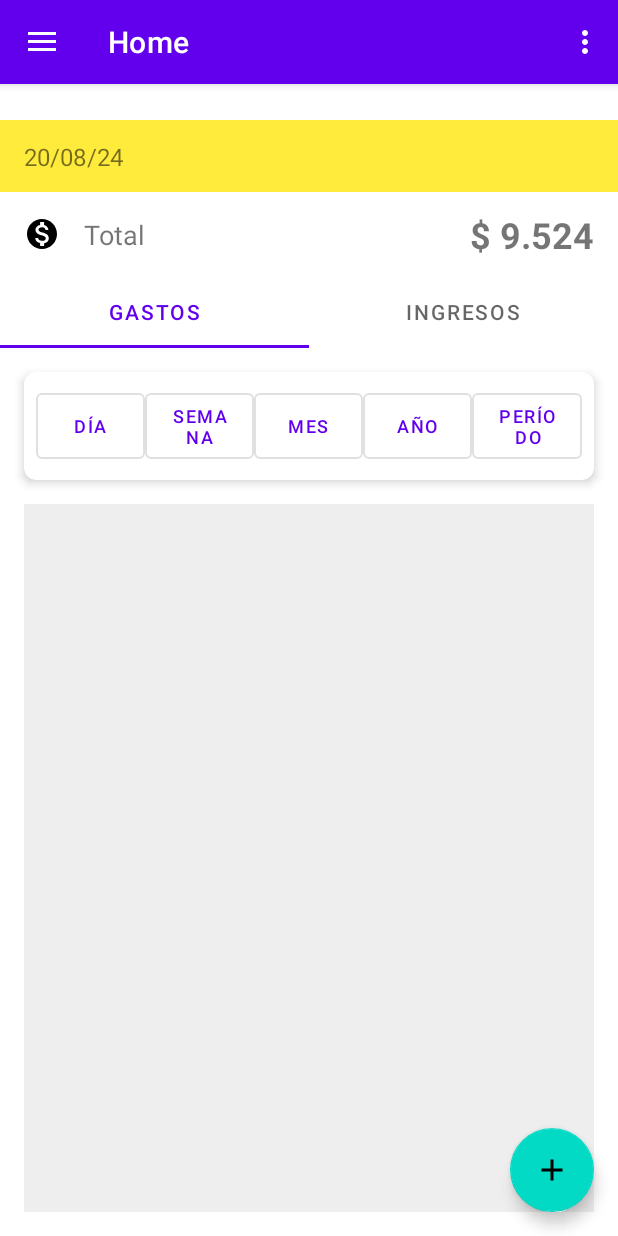
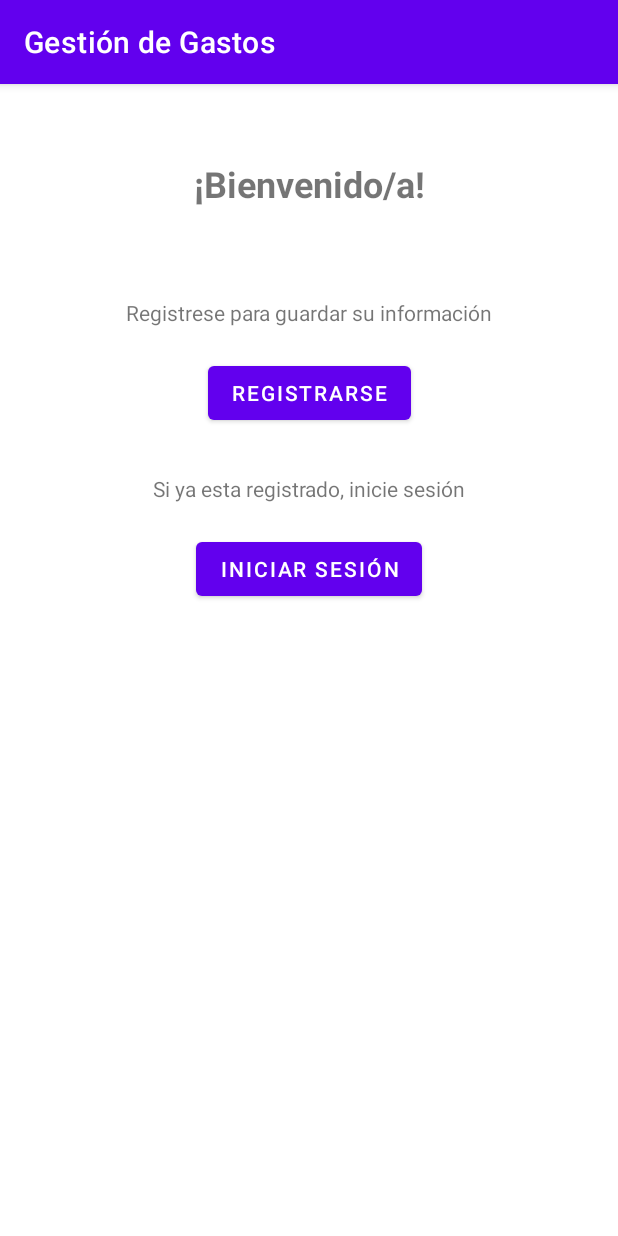
Before and after one commit to spoleschi/GestionGastos, an Android app: the screen it shows after launch (MainActivity before the commit, WelcomeActivity after it), on a phone screen of 412 x 824 dp. Run offline under Robolectric (Android 15) with nearby library versions, the phone set to English and light mode, and no system bars.

Commit message:
Agrego pantallas Welcome y Login y cambio HomeFragment con vista de gastos/ingresos

```diff
--- /dev/null
+++ b/app/src/main/java/com/example/myapplication4/WelcomeActivity.kt
@@ -0,0 +1,30 @@
+package com.example.myapplication4
+
+import android.content.Intent
+import android.os.Bundle
+import android.widget.Button
+import android.widget.Toast
+import androidx.appcompat.app.AppCompatActivity
+import com.example.myapplication4.R
+
+class WelcomeActivity : AppCompatActivity() {
+    override fun onCreate(savedInstanceState: Bundle?) {
+        super.onCreate(savedInstanceState)
+        setContentView(R.layout.activity_welcome)
+
+        val registerButton: Button = findViewById(R.id.registerButton)
+        val loginButton: Button = findViewById(R.id.loginButton)
+
+        registerButton.setOnClickListener {
+            Toast.makeText(this, "Registro iniciado", Toast.LENGTH_SHORT).show()
+            // Aquí iría la lógica para iniciar el proceso de registro
+        }
+
+        loginButton.setOnClickListener {
+            Toast.makeText(this, "Inicio de sesión iniciado", Toast.LENGTH_SHORT).show()
+            // Aquí iría la lógica para iniciar el proceso de inicio de sesión
+            val intent = Intent(this, LoginActivity::class.java)
+            startActivity(intent)
+        }
+    }
+}
--- a/app/src/main/java/com/example/myapplication4/ui/home/HomeFragment.kt
+++ b/app/src/main/java/com/example/myapplication4/ui/home/HomeFragment.kt
@@ -8,13 +8,12 @@ import android.widget.TextView
 import androidx.fragment.app.Fragment
 import androidx.lifecycle.ViewModelProvider
 import com.example.myapplication4.databinding.FragmentHomeBinding
+import java.text.SimpleDateFormat
+import java.util.*
 
 class HomeFragment : Fragment() {
 
     private var _binding: FragmentHomeBinding? = null
-
-    // This property is only valid between onCreateView and
-    // onDestroyView.
     private val binding get() = _binding!!
 
     override fun onCreateView(
@@ -22,17 +21,30 @@ class HomeFragment : Fragment() {
         container: ViewGroup?,
         savedInstanceState: Bundle?
     ): View {
-        val homeViewModel =
-            ViewModelProvider(this).get(HomeViewModel::class.java)
+        _binding = FragmentHomeBinding.inflate(inflater, container, false)
+        return binding.root
+    }
 
-        _binding = FragmentHomeBinding.inflate(inflater, container, false)
-        val root: View = binding.root
+    override fun onViewCreated(view: View, savedInstanceState: Bundle?) {
+        super.onViewCreated(view, savedInstanceState)
 
-        val textView: TextView = binding.textHome
-        homeViewModel.text.observe(viewLifecycleOwner) {
-            textView.text = it
-        }
-        return root
+        // Obtener referencia al TextView
+        val dateText = binding.dateText
+
+        // Obtener la fecha actual y formatearla
+        val currentDate = Calendar.getInstance().time
+        val dateFormat = SimpleDateFormat("dd/MM/yy")
+        val formattedDate = dateFormat.format(currentDate)
+
+        // Asignar la fecha formateada al TextView
+        dateText.text = formattedDate
+
+        // Aquí deberíamos agregar lógica adicional para interactuar con los elementos de la vista
+        // Por ejemplo, configurar el RecyclerView, manejar los clics en los botones, etc.
+
+        // Ejemplo: Configurar el RecyclerView
+        val expensesRecyclerView = binding.expensesRecyclerView
+        // ... configurar el adaptador y otros parámetros del RecyclerView
     }
 
     override fun onDestroyView() {
--- /dev/null
+++ b/app/src/main/res/layout/activity_welcome.xml
@@ -0,0 +1,76 @@
+<?xml version="1.0" encoding="utf-8"?>
+<androidx.constraintlayout.widget.ConstraintLayout xmlns:android="http://schemas.android.com/apk/res/android"
+    xmlns:app="http://schemas.android.com/apk/res-auto"
+    xmlns:tools="http://schemas.android.com/tools"
+    android:id="@+id/main"
+    android:layout_width="match_parent"
+    android:layout_height="match_parent"
+    tools:context=".WelcomeActivity">
+
+    <TextView
+        android:id="@+id/welcomeText"
+        android:layout_width="wrap_content"
+        android:layout_height="wrap_content"
+        android:layout_marginTop="50dp"
+        android:text="¡Bienvenido/a!"
+        android:textSize="24sp"
+        android:textStyle="bold"
+        app:layout_constraintEnd_toEndOf="parent"
+        app:layout_constraintStart_toStartOf="parent"
+        app:layout_constraintTop_toTopOf="parent" />
+
+    <LinearLayout
+        android:id="@+id/iconsLayout"
+        android:layout_width="wrap_content"
+        android:layout_height="wrap_content"
+        android:layout_marginTop="30dp"
+        android:orientation="horizontal"
+        app:layout_constraintEnd_toEndOf="parent"
+        app:layout_constraintStart_toStartOf="parent"
+        app:layout_constraintTop_toBottomOf="@id/welcomeText">
+
+        <!-- Añade aquí los tres ImageView para los iconos -->
+
+    </LinearLayout>
+
+    <TextView
+        android:id="@+id/registerText"
+        android:layout_width="wrap_content"
+        android:layout_height="wrap_content"
+        android:layout_marginTop="30dp"
+        android:text="Registrese para guardar su información"
+        app:layout_constraintEnd_toEndOf="parent"
+        app:layout_constraintStart_toStartOf="parent"
+        app:layout_constraintTop_toBottomOf="@id/iconsLayout" />
+
+    <Button
+        android:id="@+id/registerButton"
+        android:layout_width="wrap_content"
+        android:layout_height="wrap_content"
+        android:layout_marginTop="20dp"
+        android:text="Registrarse"
+        app:layout_constraintEnd_toEndOf="parent"
+        app:layout_constraintStart_toStartOf="parent"
+        app:layout_constraintTop_toBottomOf="@id/registerText" />
+
+    <TextView
+        android:id="@+id/loginText"
+        android:layout_width="wrap_content"
+        android:layout_height="wrap_content"
+        android:layout_marginTop="30dp"
+        android:text="Si ya esta registrado, inicie sesión"
+        app:layout_constraintEnd_toEndOf="parent"
+        app:layout_constraintStart_toStartOf="parent"
+        app:layout_constraintTop_toBottomOf="@id/registerButton" />
+
+    <Button
+        android:id="@+id/loginButton"
+        android:layout_width="wrap_content"
+        android:layout_height="wrap_content"
+        android:layout_marginTop="20dp"
+        android:text="Iniciar Sesión"
+        app:layout_constraintEnd_toEndOf="parent"
+        app:layout_constraintStart_toStartOf="parent"
+        app:layout_constraintTop_toBottomOf="@id/loginText" />
+
+</androidx.constraintlayout.widget.ConstraintLayout>
--- a/app/src/main/res/layout/fragment_home.xml
+++ b/app/src/main/res/layout/fragment_home.xml
@@ -24,7 +24,7 @@
         android:id="@+id/dateText"
         android:layout_width="wrap_content"
         android:layout_height="wrap_content"
-        android:text="20/08/24"
+
         android:textSize="16sp"
         app:layout_constraintTop_toTopOf="@id/topBar"
         app:layout_constraintBottom_toBottomOf="@id/topBar"
--- a/app/src/main/res/values/strings.xml
+++ b/app/src/main/res/values/strings.xml
@@ -1,5 +1,5 @@
 <resources>
-    <string name="app_name">My Application4</string>
+    <string name="app_name">Gestión de Gastos</string>
     <string name="navigation_drawer_open">Open navigation drawer</string>
     <string name="navigation_drawer_close">Close navigation drawer</string>
     <string name="nav_header_title">Android Studio</string>
```
Also changed, not shown: app/src/main/AndroidManifest.xml (+12 -0 lines), app/src/main/java/com/example/myapplication4/LoginActivity.kt (added, +44 -0 lines), app/src/main/res/layout/activity_login.xml (added, +99 -0 lines), app/src/main/res/drawable/login_icon.jpg (added).
